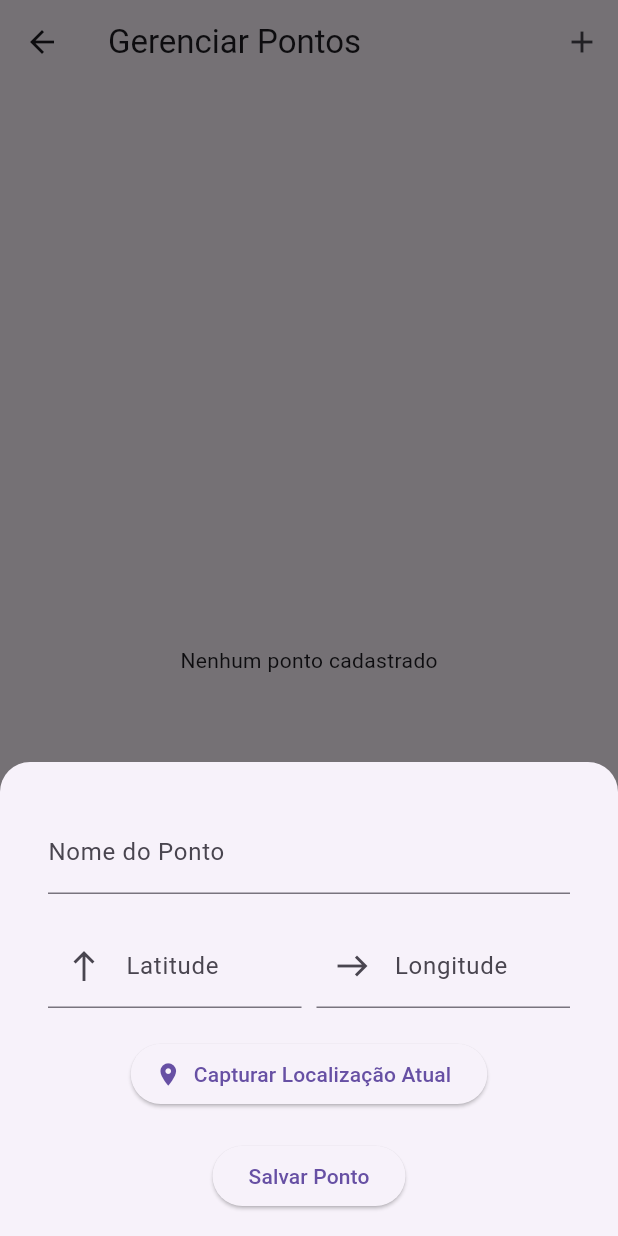
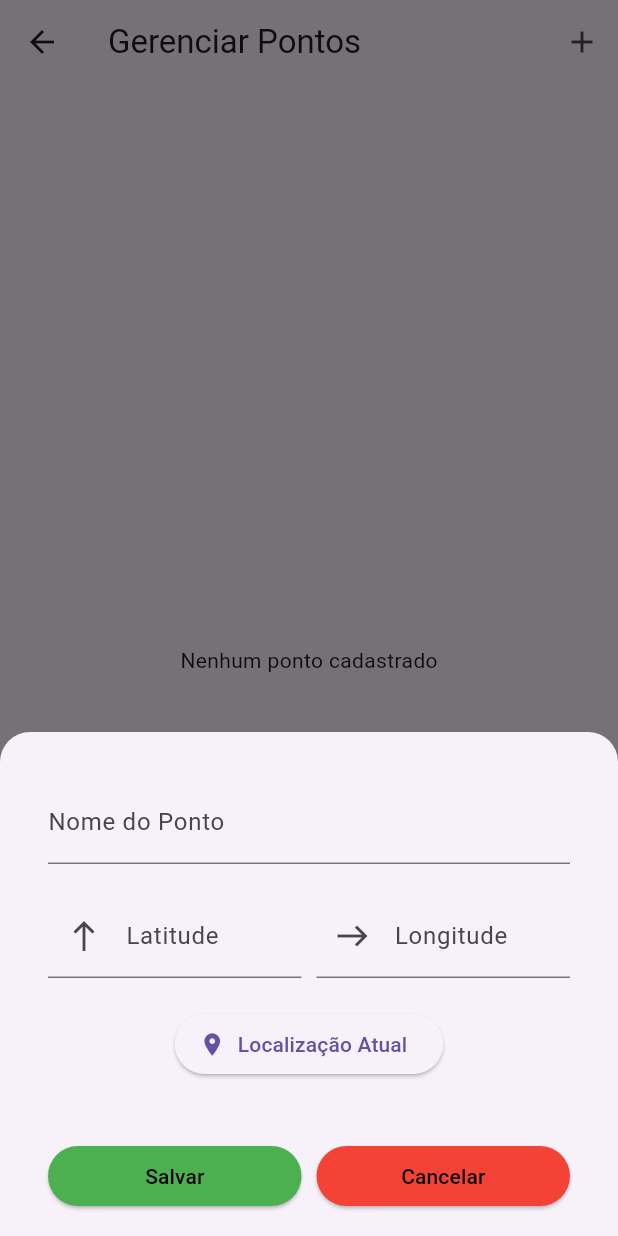
Before and after one commit to lleonanvalois/app_ieducar, a Flutter app: the PontosScreen screen opened directly, after a tap on the "add" icon, on a phone screen of 412 x 824 dp. Run offline on Flutter 3.47's test engine with Material 3 defaults, Android fonts, the light colour scheme and no system bars; our stand-ins replace geolocator, sqflite; accounts and stored records are empty.

Commit message:
alterações no formulário de ponto e adição da confirmação de exclusão

```diff
--- a/lib/widgets/ponto_form.dart
+++ b/lib/widgets/ponto_form.dart
@@ -24,7 +24,15 @@ class _PontoFormState extends State<PontoForm> {
   @override
   void initState() {
     super.initState();
-    _getCurrentLocation();
+
+    if (widget.ponto != null) {
+      _nomeController.text = widget.ponto!.nome;
+      _descricaoController.text = widget.ponto!.descricao;
+      _latController.text = widget.ponto!.latitude.toStringAsFixed(4);
+      _longController.text = widget.ponto!.longitude.toStringAsFixed(4);
+    } else {
+      _getCurrentLocation();
+    }
   }
 
   Future<void> _getCurrentLocation() async {
@@ -114,18 +122,45 @@ class _PontoFormState extends State<PontoForm> {
                         ? const CircularProgressIndicator(strokeWidth: 2)
                         : const Icon(Icons.location_on),
                 label: Text(
-                  _isGettingLocation
-                      ? 'Capturando...'
-                      : 'Capturar Localização Atual',
+                  _isGettingLocation ? 'Capturando...' : 'Localização Atual',
                 ),
                 onPressed: _isGettingLocation ? null : _getCurrentLocation,
               ),
 
               const SizedBox(height: 20),
 
-              ElevatedButton(
-                onPressed: _salvar,
-                child: const Text('Salvar Ponto'),
+              Column(
+                mainAxisSize: MainAxisSize.min,
+                children: [
+                  const SizedBox(height: 20),
+                  Row(
+                    children: [
+                      Expanded(
+                        child: ElevatedButton(
+                          onPressed: _salvar,
+                          style: ElevatedButton.styleFrom(
+                            backgroundColor: Colors.green,
+                            foregroundColor: Colors.black,
+                          ),
+                          child: const Text('Salvar'),
+                        ),
+                      ),
+
+                      const SizedBox(width: 10),
+                      Expanded(
+                        child: ElevatedButton(
+                          onPressed: () => Navigator.pop(context),
+                          style: ElevatedButton.styleFrom(
+                            backgroundColor: Colors.red,
+                            foregroundColor: Colors.black,
+                          ),
+
+                          child: const Text("Cancelar"),
+                        ),
+                      ),
+                    ],
+                  ),
+                ],
               ),
             ],
           ),
```
Also changed, not shown: lib/main.dart (+40 -2 lines).
